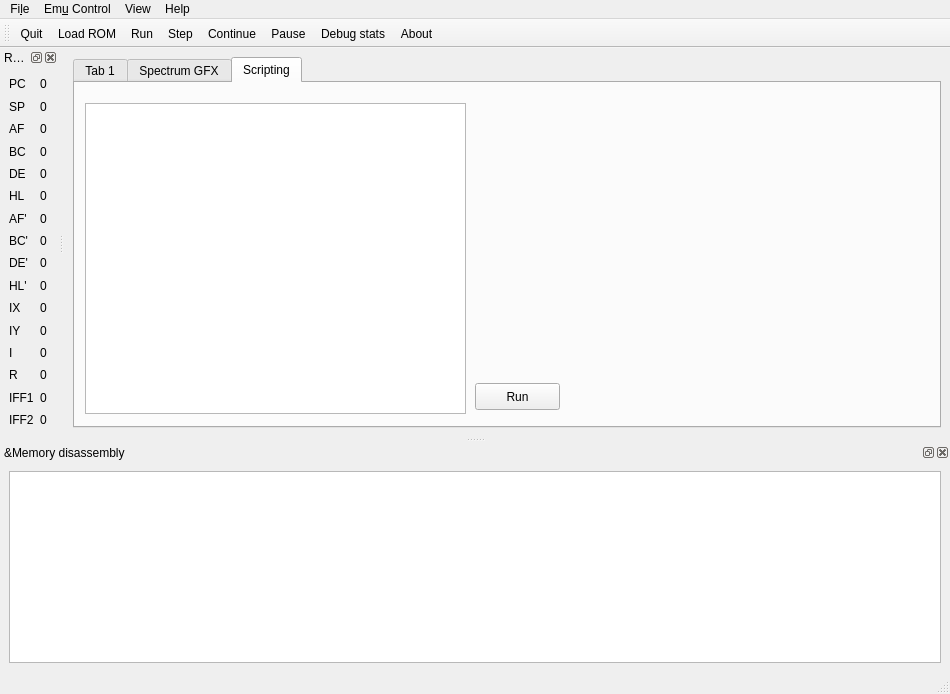
This is ui/main_window.ui in electrified/cpuqt as Qt 5 draws it before an edit. The edited form follows.
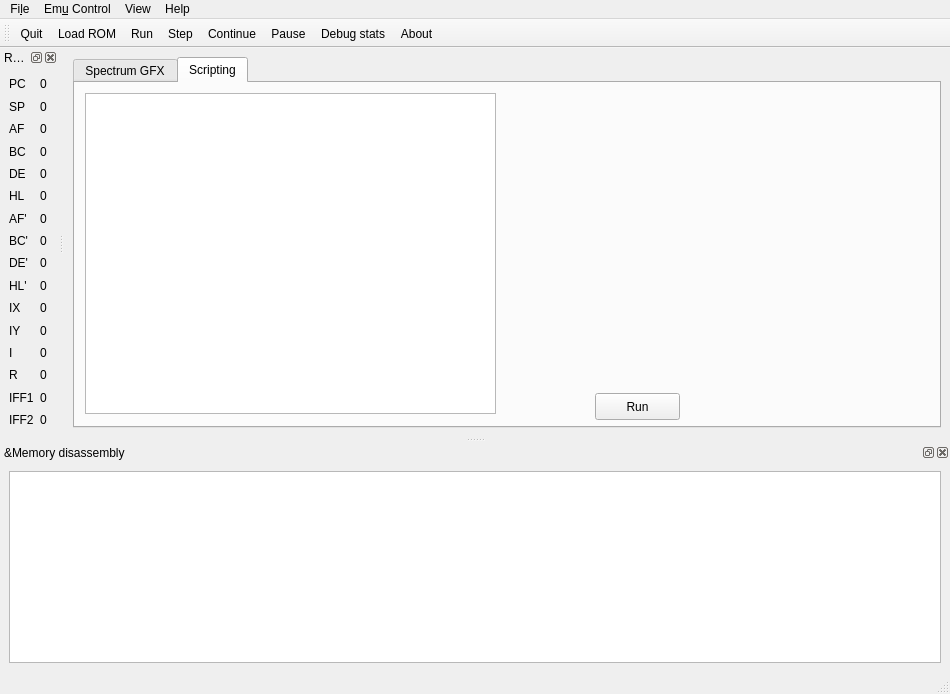
This is the edited form. The open tabs and pages were chosen to show the change. Icons and pictures are not drawn.

Commit message: Make GUI less terrible

Patch:
```diff
--- a/ui/main_window.ui
+++ b/ui/main_window.ui
@@ -24,21 +24,6 @@
       <property name="currentIndex">
        <number>2</number>
       </property>
-      <widget class="QWidget" name="tab">
-       <attribute name="title">
-        <string>Tab 1</string>
-       </attribute>
-       <widget class="QPlainTextEdit" name="plainTextEdit">
-        <property name="geometry">
-         <rect>
-          <x>5</x>
-          <y>0</y>
-          <width>581</width>
-          <height>341</height>
-         </rect>
-        </property>
-       </widget>
-      </widget>
       <widget class="QWidget" name="tab_2">
        <attribute name="title">
         <string>Spectrum GFX</string>
@@ -64,8 +49,8 @@
        <widget class="QPushButton" name="runScriptButton">
         <property name="geometry">
          <rect>
-          <x>400</x>
-          <y>300</y>
+          <x>520</x>
+          <y>310</y>
           <width>85</width>
           <height>27</height>
          </rect>
@@ -78,9 +63,9 @@
         <property name="geometry">
          <rect>
           <x>10</x>
-          <y>20</y>
-          <width>381</width>
-          <height>311</height>
+          <y>10</y>
+          <width>411</width>
+          <height>321</height>
          </rect>
         </property>
        </widget>
```
Left out of the diff: 4 changed lines with no effect on the pictures. The commit also changes 2 other files.
